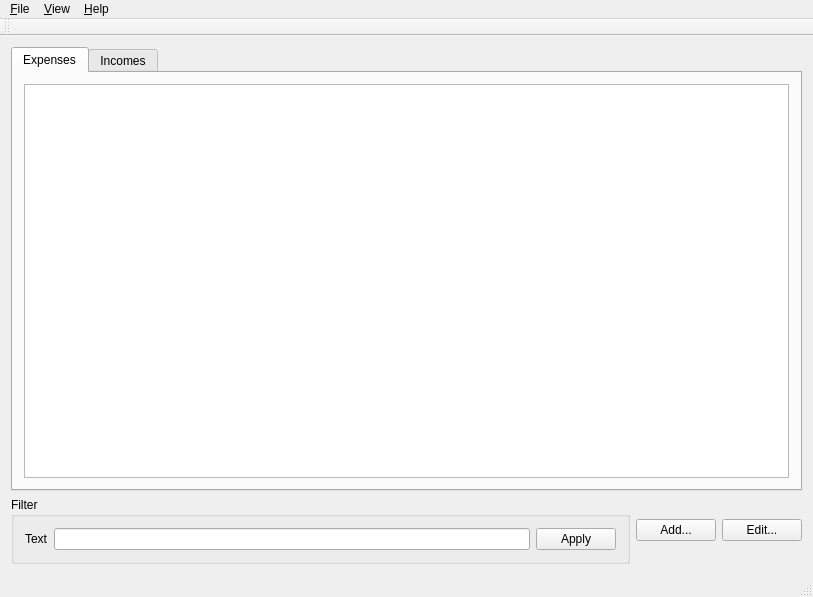
DarkHobbit/homewallet, file app/mainwindow.ui: the form before one commit.
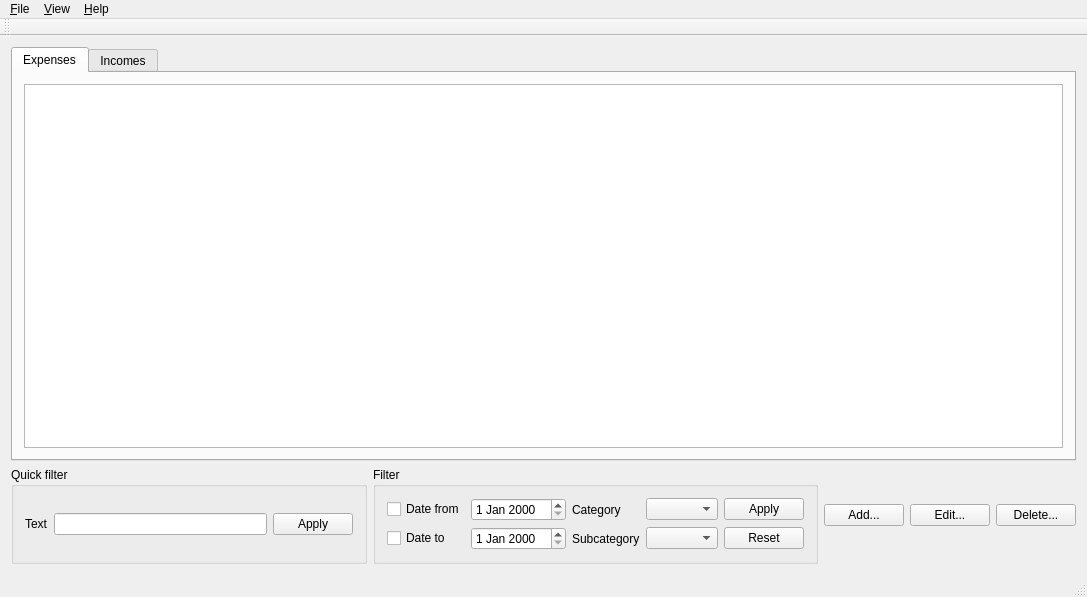
The form after the commit.

Commit message: Date range filter for expenses added

Diff of the .ui file:
```diff
--- a/app/mainwindow.ui
+++ b/app/mainwindow.ui
@@ -6,7 +6,7 @@
    <rect>
     <x>0</x>
     <y>0</y>
-    <width>813</width>
+    <width>1087</width>
     <height>597</height>
    </rect>
   </property>
@@ -64,11 +64,11 @@
      </widget>
     </item>
     <item>
-     <layout class="QHBoxLayout">
+     <layout class="QHBoxLayout" name="layControls">
       <item>
-       <widget class="QGroupBox" name="gbExpFilter">
+       <widget class="QGroupBox" name="gbQuickFilter">
         <property name="title">
-         <string>Filter</string>
+         <string>Quick filter</string>
         </property>
         <layout class="QHBoxLayout" name="layExpControls">
          <item>
@@ -92,19 +92,89 @@
        </widget>
       </item>
       <item>
-       <widget class="QPushButton" name="btn_Add_Expense">
+       <widget class="QGroupBox" name="gbFilter">
+        <property name="title">
+         <string>Filter</string>
+        </property>
+        <layout class="QGridLayout" name="layFilter">
+         <item row="0" column="0">
+          <widget class="QCheckBox" name="cbDateFrom">
+           <property name="text">
+            <string>Date from</string>
+           </property>
+          </widget>
+         </item>
+         <item row="0" column="1">
+          <widget class="QDateEdit" name="dteDateFrom"/>
+         </item>
+         <item row="1" column="0">
+          <widget class="QCheckBox" name="cbDateTo">
+           <property name="text">
+            <string>Date to</string>
+           </property>
+          </widget>
+         </item>
+         <item row="1" column="1">
+          <widget class="QDateEdit" name="dteDateTo"/>
+         </item>
+         <item row="0" column="2">
+          <widget class="QLabel" name="lbCat">
+           <property name="text">
+            <string>Category</string>
+           </property>
+          </widget>
+         </item>
+         <item row="1" column="2">
+          <widget class="QLabel" name="lbSubcat">
+           <property name="text">
+            <string>Subcategory</string>
+           </property>
+          </widget>
+         </item>
+         <item row="0" column="3">
+          <widget class="QComboBox" name="cbCategory"/>
+         </item>
+         <item row="1" column="3">
+          <widget class="QComboBox" name="cbSubategory"/>
+         </item>
+         <item row="0" column="4">
+          <widget class="QPushButton" name="btn_Filter_Apply">
+           <property name="text">
+            <string>Apply</string>
+           </property>
+          </widget>
+         </item>
+         <item row="1" column="4">
+          <widget class="QPushButton" name="btn_Filter_Reset">
+           <property name="text">
+            <string>Reset</string>
+           </property>
+          </widget>
+         </item>
+        </layout>
+       </widget>
+      </item>
+      <item>
+       <widget class="QPushButton" name="btn_Add">
         <property name="text">
          <string>Add...</string>
         </property>
        </widget>
       </item>
       <item>
-       <widget class="QPushButton" name="btn_Edit_Expense">
+       <widget class="QPushButton" name="btn_Edit">
         <property name="text">
          <string>Edit...</string>
         </property>
        </widget>
       </item>
+      <item>
+       <widget class="QPushButton" name="btn_Delete">
+        <property name="text">
+         <string>Delete...</string>
+        </property>
+       </widget>
+      </item>
      </layout>
     </item>
    </layout>
@@ -114,8 +184,8 @@
     <rect>
      <x>0</x>
      <y>0</y>
-     <width>813</width>
-     <height>30</height>
+     <width>1087</width>
+     <height>23</height>
     </rect>
    </property>
    <widget class="QMenu" name="menu_File">
```
Left out of the diff: 8 changed lines with no effect on the pictures. The commit also changes 7 other files.
